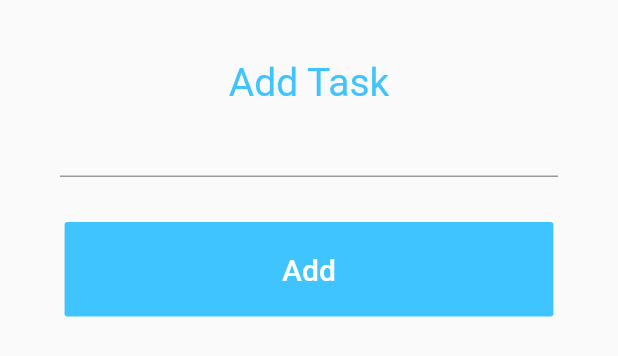
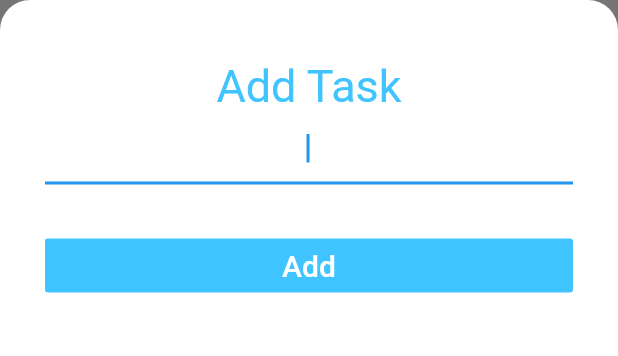
Before and after one commit to beingRD/Todoey-App, a Flutter app: the AddTaskScreen widget shown alone on an empty page, opened directly, on a phone screen of 412 x 824 dp. Shown: the top 356 px of the screen. Run offline on Flutter 3.47's test engine with Material 2 defaults, Android fonts, the phone set to English and light mode, and no system bars.

Commit message:
bottom/code fix

```diff
--- a/lib/widgets/add_task_screen.dart
+++ b/lib/widgets/add_task_screen.dart
@@ -3,33 +3,45 @@ import 'package:flutter/material.dart';
 class AddTaskScreen extends StatelessWidget {
   @override
   Widget build(BuildContext context) {
-    return Padding(
+    return Container(
+      decoration: BoxDecoration(
+        color: Color(0xFF757575),
+      ),
+      child: Container(
         padding: EdgeInsets.symmetric(
-        horizontal: 40.0,
-        vertical: 40.0,
+          horizontal: 30.0,
+          vertical: 10.0,
+        ),
+        decoration: BoxDecoration(
+          borderRadius: BorderRadius.only(
+            topLeft: Radius.circular(20.0),
+            topRight: Radius.circular(20.0),
+          ),
+          color: Colors.white,
         ),
         child: Column(
+          crossAxisAlignment: CrossAxisAlignment.stretch,
           children: <Widget>[
+            SizedBox(
+              height: 30.0,
+            ),
             Text(
               'Add Task',
               style: TextStyle(
                 color: Colors.lightBlueAccent,
-              fontSize: 26.0,
+                fontSize: 30.0,
               ),
+              textAlign: TextAlign.center,
             ),
             TextFormField(
-            decoration: InputDecoration(
-              focusColor: Colors.lightBlueAccent,
-            ),
+              autofocus: true,
+              textAlign: TextAlign.center,
+              decoration: InputDecoration(),
             ),
             SizedBox(
               height: 30.0,
             ),
             FlatButton(
-            padding: EdgeInsets.symmetric(
-              horizontal: 145.0,
-              vertical: 20.0,
-            ),
               onPressed: () {},
               child: Text(
                 'Add',
@@ -42,6 +54,7 @@ class AddTaskScreen extends StatelessWidget {
             ),
           ],
         ),
+      ),
     );
   }
 }
```
Lines whose indentation alone changed are shown as unchanged.
